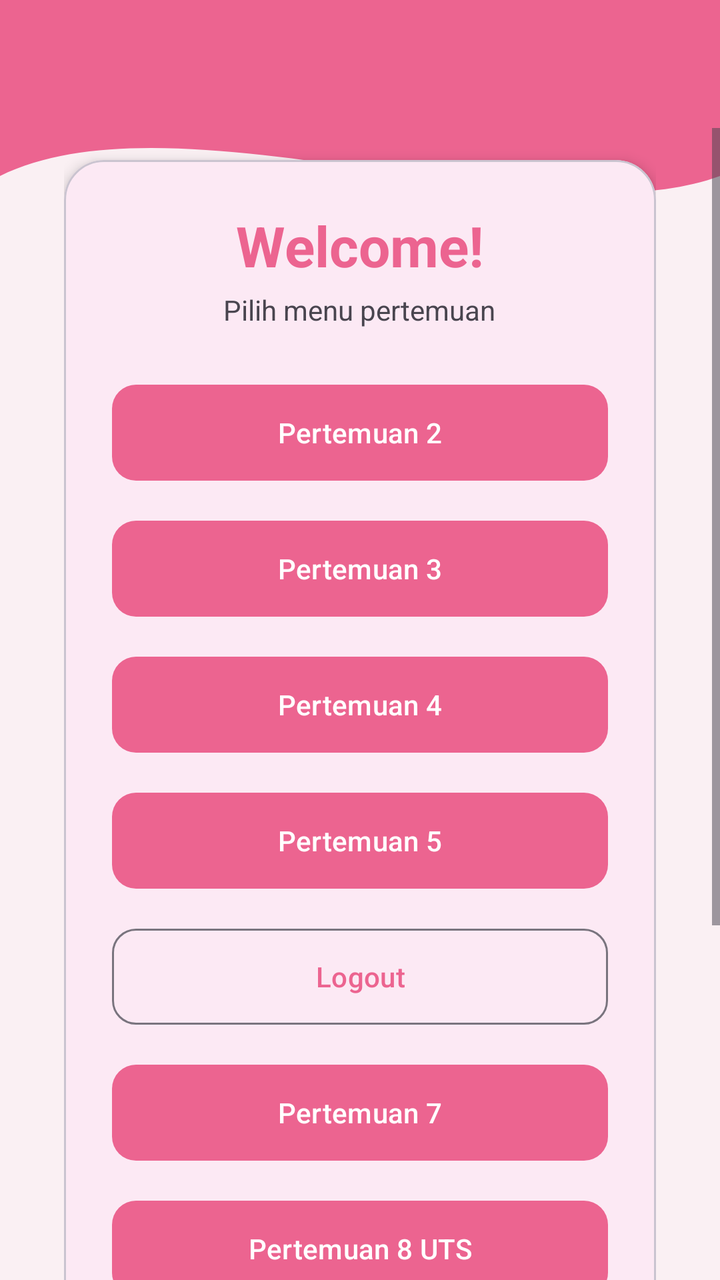
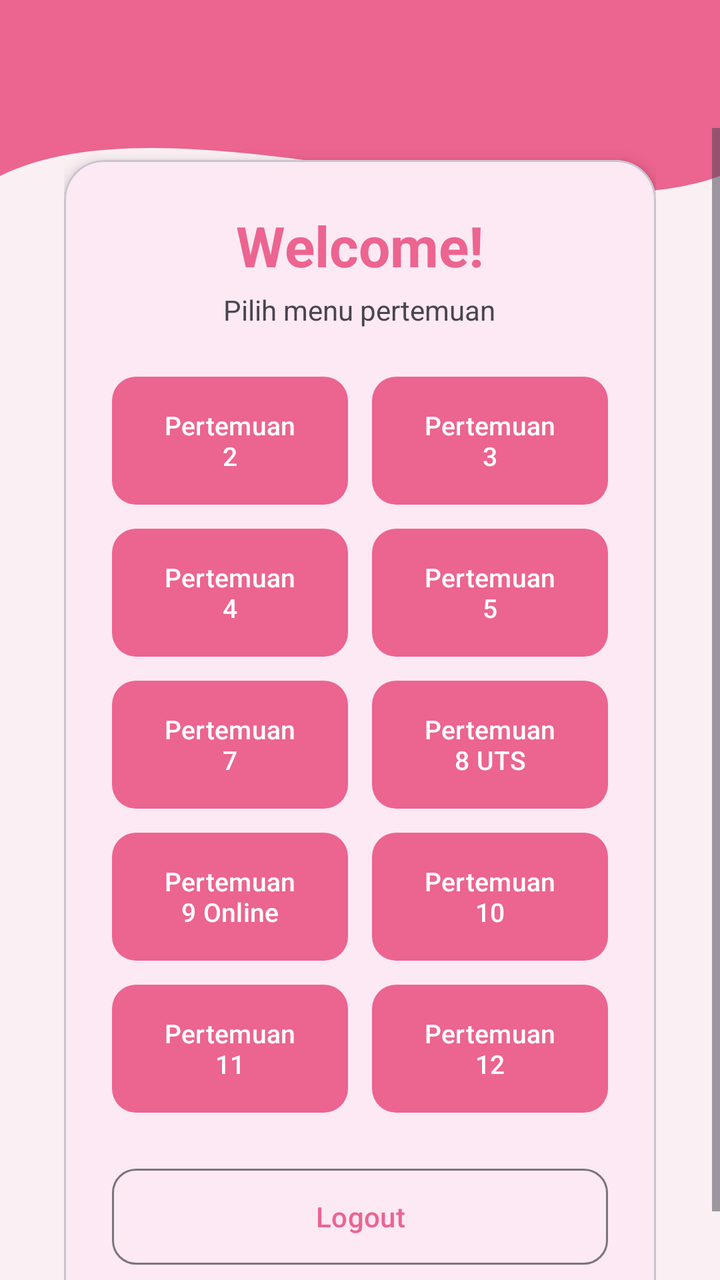

An Android layout rendered at two revisions. The XML below is the earlier revision; the diff shows what the commit changed to produce the second picture.
<!-- AndroidManifest.xml: application theme Theme.Venuszhierly -->
<!-- res/layout/fragment_home.xml -->
<?xml version="1.0" encoding="utf-8"?>
<androidx.constraintlayout.widget.ConstraintLayout xmlns:android="http://schemas.android.com/apk/res/android"
    xmlns:app="http://schemas.android.com/apk/res-auto"
    xmlns:tools="http://schemas.android.com/tools"
    android:layout_width="match_parent"
    android:layout_height="match_parent"
    android:background="@color/pink_bg"
    tools:context=".Home.HomeFragment">

    
    <View
        android:id="@+id/background_header"
        android:layout_width="0dp"
        android:layout_height="220dp"
        android:background="@drawable/bg_header_wave"
        app:layout_constraintEnd_toEndOf="parent"
        app:layout_constraintStart_toStartOf="parent"
        app:layout_constraintTop_toTopOf="parent" />

    <androidx.appcompat.widget.Toolbar
        android:id="@+id/toolbar"
        android:layout_width="0dp"
        android:layout_height="?attr/actionBarSize"
        android:background="@android:color/transparent"
        app:layout_constraintEnd_toEndOf="parent"
        app:layout_constraintStart_toStartOf="parent"
        app:layout_constraintTop_toTopOf="parent"
        app:titleTextColor="#FFFFFF" />

    <ScrollView
        android:layout_width="0dp"
        android:layout_height="0dp"
        android:fillViewport="true"
        app:layout_constraintBottom_toBottomOf="parent"
        app:layout_constraintEnd_toEndOf="parent"
        app:layout_constraintStart_toStartOf="parent"
        app:layout_constraintTop_toBottomOf="@+id/toolbar">

        <FrameLayout
            android:layout_width="match_parent"
            android:layout_height="match_parent"
            android:paddingStart="32dp"
            android:paddingEnd="32dp">

            <com.google.android.material.card.MaterialCardView
                android:layout_width="match_parent"
                android:layout_height="wrap_content"
                android:layout_gravity="center"
                android:layout_marginTop="16dp"
                android:layout_marginBottom="16dp"
                app:cardCornerRadius="20dp"
                app:cardElevation="4dp">

                <LinearLayout
                    android:layout_width="match_parent"
                    android:layout_height="wrap_content"
                    android:gravity="center_horizontal"
                    android:orientation="vertical"
                    android:padding="24dp">

                    <TextView
                        android:id="@+id/tvHello"
                        android:layout_width="wrap_content"
                        android:layout_height="wrap_content"
                        android:text="Welcome!"
                        android:textColor="?attr/colorPrimary"
                        android:textSize="28sp"
                        android:textStyle="bold" />

                    <TextView
                        android:layout_width="wrap_content"
                        android:layout_height="wrap_content"
                        android:layout_marginTop="4dp"
                        android:layout_marginBottom="24dp"
                        android:text="Pilih menu pertemuan"
                        android:textSize="14sp" />

                    <com.google.android.material.button.MaterialButton
                        android:id="@+id/btnToSecond"
                        android:layout_width="match_parent"
                        android:layout_height="56dp"
                        android:text="Pertemuan 2"
                        app:cornerRadius="12dp" />

                    <com.google.android.material.button.MaterialButton
                        android:id="@+id/btnToThird"
                        android:layout_width="match_parent"
                        android:layout_height="56dp"
                        android:layout_marginTop="12dp"
                        android:text="Pertemuan 3"
                        app:cornerRadius="12dp" />

                    <com.google.android.material.button.MaterialButton
                        android:id="@+id/btnToFourth"
                        android:layout_width="match_parent"
                        android:layout_height="56dp"
                        android:layout_marginTop="12dp"
                        android:text="Pertemuan 4"
                        app:cornerRadius="12dp" />

                    <com.google.android.material.button.MaterialButton
                        android:id="@+id/btnToFifth"
                        android:layout_width="match_parent"
                        android:layout_height="56dp"
                        android:layout_marginTop="12dp"
                        android:text="Pertemuan 5"
                        app:cornerRadius="12dp" />

                    <com.google.android.material.button.MaterialButton
                        android:id="@+id/btnLogout"
                        style="?attr/materialButtonOutlinedStyle"
                        android:layout_width="match_parent"
                        android:layout_height="56dp"
                        android:layout_marginTop="12dp"
                        android:text="Logout"
                        app:cornerRadius="12dp" />

                    <com.google.android.material.button.MaterialButton
                        android:id="@+id/btnToSixth"
                        android:layout_width="match_parent"
                        android:layout_height="56dp"
                        android:layout_marginTop="12dp"
                        android:text="Pertemuan 7"
                        app:cornerRadius="12dp" />

                    <com.google.android.material.button.MaterialButton
                        android:layout_width="match_parent"
                        android:layout_height="56dp"
                        android:layout_marginTop="12dp"
                        android:text="Pertemuan 8 UTS"
                        app:cornerRadius="12dp" />

                    <com.google.android.material.button.MaterialButton
                        android:layout_width="match_parent"
                        android:layout_height="56dp"
                        android:layout_marginTop="12dp"
                        android:text="Pertemuan 9 Online"
                        app:cornerRadius="12dp" />

                    <com.google.android.material.button.MaterialButton
                        android:id="@+id/btnToTenth"
                        android:layout_width="match_parent"
                        android:layout_height="56dp"
                        android:layout_marginTop="12dp"
                        android:text="Pertemuan 10"
                        app:cornerRadius="12dp" />

                    <com.google.android.material.button.MaterialButton
                        android:id="@+id/btnToEleventh"
                        android:layout_width="match_parent"
                        android:layout_height="56dp"
                        android:layout_marginTop="12dp"
                        android:text="Pertemuan 11"
                        app:cornerRadius="12dp" />

                </LinearLayout>
            </com.google.android.material.card.MaterialCardView>
        </FrameLayout>
    </ScrollView>

</androidx.constraintlayout.widget.ConstraintLayout>
<!-- resources referenced by this layout -->
<resources>
  <color name="pink_bg">#FAF0F3</color>
  <!-- drawable bg_header_wave (drawable) -->
  <vector xmlns:android="http://schemas.android.com/apk/res/android"
      android:width="100dp"
      android:height="100dp"
      android:viewportWidth="100"
      android:viewportHeight="100">
  
      
      <path
          android:fillColor="?attr/colorPrimary"
          android:pathData="M0,0 L100,0 L100,40 C75,55 25,20 0,40 Z" />
  </vector>
  <style name="Theme.Venuszhierly" parent="Base.Theme.Venuszhierly" />
  <style name="Base.Theme.Venuszhierly" parent="Theme.Material3.DayNight.NoActionBar">
          <item name="colorPrimary">@color/pink_primary</item>
          <item name="colorOnPrimary">@color/white</item>
          <item name="colorPrimaryContainer">@color/pink_container</item>
      </style>
  <color name="pink_primary">#EC6490</color>
  <color name="white">#FFFFFFFF</color>
  <color name="pink_container">#FCE3EC</color>
</resources>

<!-- the commit's change to res/layout/fragment_home.xml (unified diff, before → after) -->
@@ -75,82 +75,186 @@
                         android:text="Pilih menu pertemuan"
                         android:textSize="14sp" />
 
-                    <com.google.android.material.button.MaterialButton
-                        android:id="@+id/btnToSecond"
-                        android:layout_width="match_parent"
-                        android:layout_height="56dp"
-                        android:text="Pertemuan 2"
-                        app:cornerRadius="12dp" />
-
-                    <com.google.android.material.button.MaterialButton
-                        android:id="@+id/btnToThird"
-                        android:layout_width="match_parent"
-                        android:layout_height="56dp"
-                        android:layout_marginTop="12dp"
-                        android:text="Pertemuan 3"
-                        app:cornerRadius="12dp" />
-
-                    <com.google.android.material.button.MaterialButton
-                        android:id="@+id/btnToFourth"
-                        android:layout_width="match_parent"
-                        android:layout_height="56dp"
-                        android:layout_marginTop="12dp"
-                        android:text="Pertemuan 4"
-                        app:cornerRadius="12dp" />
-
-                    <com.google.android.material.button.MaterialButton
-                        android:id="@+id/btnToFifth"
-                        android:layout_width="match_parent"
-                        android:layout_height="56dp"
-                        android:layout_marginTop="12dp"
-                        android:text="Pertemuan 5"
-                        app:cornerRadius="12dp" />
-
+                    
+                    <LinearLayout
+                        android:layout_width="match_parent"
+                        android:layout_height="64dp"
+                        android:baselineAligned="false"
+                        android:orientation="horizontal">
+
+                        <com.google.android.material.button.MaterialButton
+                            android:id="@+id/btnToSecond"
+                            android:layout_width="0dp"
+                            android:layout_height="match_parent"
+                            android:layout_marginEnd="6dp"
+                            android:layout_weight="1"
+                            android:insetTop="0dp"
+                            android:insetBottom="0dp"
+                            android:maxLines="2"
+                            android:text="Pertemuan 2"
+                            android:textSize="13sp"
+                            app:cornerRadius="12dp" />
+
+                        <com.google.android.material.button.MaterialButton
+                            android:id="@+id/btnToThird"
+                            android:layout_width="0dp"
+                            android:layout_height="match_parent"
+                            android:layout_marginStart="6dp"
+                            android:layout_weight="1"
+                            android:insetTop="0dp"
+                            android:insetBottom="0dp"
+                            android:maxLines="2"
+                            android:text="Pertemuan 3"
+                            android:textSize="13sp"
+                            app:cornerRadius="12dp" />
+                    </LinearLayout>
+
+                    
+                    <LinearLayout
+                        android:layout_width="match_parent"
+                        android:layout_height="64dp"
+                        android:layout_marginTop="12dp"
+                        android:baselineAligned="false"
+                        android:orientation="horizontal">
+
+                        <com.google.android.material.button.MaterialButton
+                            android:id="@+id/btnToFourth"
+                            android:layout_width="0dp"
+                            android:layout_height="match_parent"
+                            android:layout_marginEnd="6dp"
+                            android:layout_weight="1"
+                            android:insetTop="0dp"
+                            android:insetBottom="0dp"
+                            android:maxLines="2"
+                            android:text="Pertemuan 4"
+                            android:textSize="13sp"
+                            app:cornerRadius="12dp" />
+
+                        <com.google.android.material.button.MaterialButton
+                            android:id="@+id/btnToFifth"
+                            android:layout_width="0dp"
+                            android:layout_height="match_parent"
+                            android:layout_marginStart="6dp"
+                            android:layout_weight="1"
+                            android:insetTop="0dp"
+                            android:insetBottom="0dp"
+                            android:maxLines="2"
+                            android:text="Pertemuan 5"
+                            android:textSize="13sp"
+                            app:cornerRadius="12dp" />
+                    </LinearLayout>
+
+                    
+                    <LinearLayout
+                        android:layout_width="match_parent"
+                        android:layout_height="64dp"
+                        android:layout_marginTop="12dp"
+                        android:baselineAligned="false"
+                        android:orientation="horizontal">
+
+                        <com.google.android.material.button.MaterialButton
+                            android:id="@+id/btnToSixth"
+                            android:layout_width="0dp"
+                            android:layout_height="match_parent"
+                            android:layout_marginEnd="6dp"
+                            android:layout_weight="1"
+                            android:insetTop="0dp"
+                            android:insetBottom="0dp"
+                            android:maxLines="2"
+                            android:text="Pertemuan 7"
+                            android:textSize="13sp"
+                            app:cornerRadius="12dp" />
+
+                        <com.google.android.material.button.MaterialButton
+                            android:layout_width="0dp"
+                            android:layout_height="match_parent"
+                            android:layout_marginStart="6dp"
+                            android:layout_weight="1"
+                            android:insetTop="0dp"
+                            android:insetBottom="0dp"
+                            android:maxLines="2"
+                            android:text="Pertemuan 8 UTS"
+                            android:textSize="13sp"
+                            app:cornerRadius="12dp" />
+                    </LinearLayout>
+
+                    
+                    <LinearLayout
+                        android:layout_width="match_parent"
+                        android:layout_height="64dp"
+                        android:layout_marginTop="12dp"
+                        android:baselineAligned="false"
+                        android:orientation="horizontal">
+
+                        <com.google.android.material.button.MaterialButton
+                            android:layout_width="0dp"
+                            android:layout_height="match_parent"
+                            android:layout_marginEnd="6dp"
+                            android:layout_weight="1"
+                            android:insetTop="0dp"
+                            android:insetBottom="0dp"
+                            android:maxLines="2"
+                            android:text="Pertemuan 9 Online"
+                            android:textSize="13sp"
+                            app:cornerRadius="12dp" />
+
+                        <com.google.android.material.button.MaterialButton
+                            android:id="@+id/btnToTenth"
+                            android:layout_width="0dp"
+                            android:layout_height="match_parent"
+                            android:layout_marginStart="6dp"
+                            android:layout_weight="1"
+                            android:insetTop="0dp"
+                            android:insetBottom="0dp"
+                            android:maxLines="2"
+                            android:text="Pertemuan 10"
+                            android:textSize="13sp"
+                            app:cornerRadius="12dp" />
+                    </LinearLayout>
+
+                    
+                    <LinearLayout
+                        android:layout_width="match_parent"
+                        android:layout_height="64dp"
+                        android:layout_marginTop="12dp"
+                        android:baselineAligned="false"
+                        android:orientation="horizontal">
+
+                        <com.google.android.material.button.MaterialButton
+                            android:id="@+id/btnToEleventh"
+                            android:layout_width="0dp"
+                            android:layout_height="match_parent"
+                            android:layout_marginEnd="6dp"
+                            android:layout_weight="1"
+                            android:insetTop="0dp"
+                            android:insetBottom="0dp"
+                            android:maxLines="2"
+                            android:text="Pertemuan 11"
+                            android:textSize="13sp"
+                            app:cornerRadius="12dp" />
+
+                        <com.google.android.material.button.MaterialButton
+                            android:id="@+id/btnToTwelfth"
+                            android:layout_width="0dp"
+                            android:layout_height="match_parent"
+                            android:layout_marginStart="6dp"
+                            android:layout_weight="1"
+                            android:insetTop="0dp"
+                            android:insetBottom="0dp"
+                            android:maxLines="2"
+                            android:text="Pertemuan 12"
+                            android:textSize="13sp"
+                            app:cornerRadius="12dp" />
+                    </LinearLayout>
+
+                    
                     <com.google.android.material.button.MaterialButton
                         android:id="@+id/btnLogout"
                         style="?attr/materialButtonOutlinedStyle"
                         android:layout_width="match_parent"
                         android:layout_height="56dp"
-                        android:layout_marginTop="12dp"
+                        android:layout_marginTop="24dp"
                         android:text="Logout"
-                        app:cornerRadius="12dp" />
-
-                    <com.google.android.material.button.MaterialButton
-                        android:id="@+id/btnToSixth"
-                        android:layout_width="match_parent"
-                        android:layout_height="56dp"
-                        android:layout_marginTop="12dp"
-                        android:text="Pertemuan 7"
-                        app:cornerRadius="12dp" />
-
-                    <com.google.android.material.button.MaterialButton
-                        android:layout_width="match_parent"
-                        android:layout_height="56dp"
-                        android:layout_marginTop="12dp"
-                        android:text="Pertemuan 8 UTS"
-                        app:cornerRadius="12dp" />
-
-                    <com.google.android.material.button.MaterialButton
-                        android:layout_width="match_parent"
-                        android:layout_height="56dp"
-                        android:layout_marginTop="12dp"
-                        android:text="Pertemuan 9 Online"
-                        app:cornerRadius="12dp" />
-
-                    <com.google.android.material.button.MaterialButton
-                        android:id="@+id/btnToTenth"
-                        android:layout_width="match_parent"
-                        android:layout_height="56dp"
-                        android:layout_marginTop="12dp"
-                        android:text="Pertemuan 10"
-                        app:cornerRadius="12dp" />
-
-                    <com.google.android.material.button.MaterialButton
-                        android:id="@+id/btnToEleventh"
-                        android:layout_width="match_parent"
-                        android:layout_height="56dp"
-                        android:layout_marginTop="12dp"
-                        android:text="Pertemuan 11"
                         app:cornerRadius="12dp" />
 
                 </LinearLayout>
